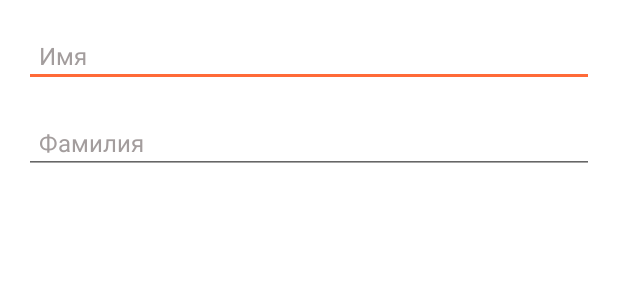
After one commit to andreilemdyanov/Banderol, an Android app: the layout fragment_change_name.xml on its own in the app's theme, with its tools: preview values and no code run, on a phone screen of 412 x 824 dp. The commit adds this screen. Shown: the top 300 px of the screen. Run offline under Robolectric (Android 15) with nearby library versions, the phone set to English and light mode, and no system bars.

Commit message:
model User and change name.

```diff
--- a/app/src/main/java/com/work/banderol/ui/fragments/SettingsFragment.kt
+++ b/app/src/main/java/com/work/banderol/ui/fragments/SettingsFragment.kt
@@ -8,6 +8,7 @@ import com.work.banderol.R
 import com.work.banderol.ui.activities.RegisterActivity
 import com.work.banderol.utilits.AUTH
 import com.work.banderol.utilits.replaceActivity
+import com.work.banderol.utilits.replaceFragment
 
 class SettingsFragment : BaseFragment(R.layout.fragment_settings) {
 
@@ -26,6 +27,9 @@ class SettingsFragment : BaseFragment(R.layout.fragment_settings) {
                 AUTH.signOut()
                 (activity as MainActivity).replaceActivity(RegisterActivity())
             }
+            R.id.settings_menu_change_name -> {
+                replaceFragment(ChangeNameFragment())
+            }
         }
         return true
     }
--- a/app/src/main/java/com/work/banderol/utilits/firebaseHelper.kt
+++ b/app/src/main/java/com/work/banderol/utilits/firebaseHelper.kt
@@ -3,16 +3,22 @@ package com.work.banderol.utilits
 import com.google.firebase.auth.FirebaseAuth
 import com.google.firebase.database.DatabaseReference
 import com.google.firebase.database.FirebaseDatabase
+import com.work.banderol.model.User
 
 lateinit var AUTH: FirebaseAuth
+lateinit var UID: String
 lateinit var REF_DATABASE_ROOT: DatabaseReference
+lateinit var USER: User
 
 const val NODE_USERS = "users"
 const val CHILD_ID = "id"
 const val CHILD_PHONE = "phone"
 const val CHILD_USERNAME = "username"
+const val CHILD_FULLNAME = "fullname"
 
 fun initFirebase() {
     AUTH = FirebaseAuth.getInstance()
     REF_DATABASE_ROOT = FirebaseDatabase.getInstance().reference
+    USER = User()
+    UID = AUTH.currentUser?.uid.toString()
 }
--- /dev/null
+++ b/app/src/main/res/drawable/ic_confirm_change.xml
@@ -0,0 +1,5 @@
+<vector android:height="24dp" android:tint="#FFFFFF"
+    android:viewportHeight="24.0" android:viewportWidth="24.0"
+    android:width="24dp" xmlns:android="http://schemas.android.com/apk/res/android">
+    <path android:fillColor="#FF000000" android:pathData="M9,16.17L4.83,12l-1.42,1.41L9,19 21,7l-1.41,-1.41z"/>
+</vector>
--- /dev/null
+++ b/app/src/main/res/layout/fragment_change_name.xml
@@ -0,0 +1,31 @@
+<?xml version="1.0" encoding="utf-8"?>
+<androidx.constraintlayout.widget.ConstraintLayout xmlns:android="http://schemas.android.com/apk/res/android"
+    xmlns:app="http://schemas.android.com/apk/res-auto"
+    xmlns:tools="http://schemas.android.com/tools"
+    android:layout_width="match_parent"
+    android:layout_height="match_parent"
+    tools:context=".ui.fragments.ChangeNameFragment">
+
+    <EditText
+        android:id="@+id/settings_input_name"
+        style="@style/editText"
+        android:layout_width="match_parent"
+        android:layout_height="wrap_content"
+        android:hint="@string/settings_hint_input_name"
+        android:inputType="text"
+        app:layout_constraintEnd_toEndOf="parent"
+        app:layout_constraintStart_toStartOf="parent"
+        app:layout_constraintTop_toTopOf="parent" />
+
+    <EditText
+        android:id="@+id/settings_input_surname"
+        style="@style/editText"
+        android:layout_width="match_parent"
+        android:layout_height="wrap_content"
+        android:hint="@string/settings_hint_input_surname"
+        android:inputType="text"
+        app:layout_constraintEnd_toEndOf="parent"
+        app:layout_constraintStart_toStartOf="parent"
+        app:layout_constraintTop_toBottomOf="@id/settings_input_name" />
+
+</androidx.constraintlayout.widget.ConstraintLayout>
--- a/app/src/main/res/values/strings.xml
+++ b/app/src/main/res/values/strings.xml
@@ -19,4 +19,11 @@
     <string name="register_title_your_phone">Ваш телефон</string>
     <string name="register_toast_enter_phone">Введите номер телефона</string>
     <string name="register_phone_hint">---------------</string>
+
+    <!-- TODO: Remove or change this placeholder text -->
+    <string name="hello_blank_fragment">Hello blank fragment</string>
+    <string name="settings_hint_input_name">Имя</string>
+    <string name="settings_hint_input_surname">Фамилия</string>
+    <string name="settings_toast_name_is_empty">Имя не может быть пустым</string>
+    <string name="toast_data_update">Данные обновлены</string>
 </resources>
```
Also changed, not shown: app/src/main/java/com/work/banderol/MainActivity.kt (+10 -4 lines), app/src/main/java/com/work/banderol/model/User.kt (added, +11 -0 lines), app/src/main/java/com/work/banderol/ui/fragments/ChangeNameFragment.kt (added, +54 -0 lines), app/src/main/java/com/work/banderol/utilits/AppValueEventListener.kt (added, +16 -0 lines), app/src/main/res/menu/settings_menu_confirm.xml (added, +9 -0 lines).
